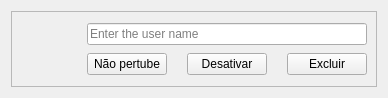
This is zapzap/ui/ui_card_user.ui in rafatosta/zapzap as Qt 5 draws it before an edit. The edited form follows.
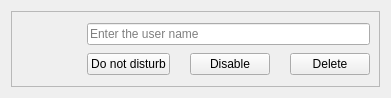
This is the edited form.

```diff
--- a/zapzap/ui/ui_card_user.ui
+++ b/zapzap/ui/ui_card_user.ui
@@ -71,7 +71,7 @@
            <string notr="true"/>
           </property>
           <property name="text">
-           <string>Desativar</string>
+           <string>Disable</string>
           </property>
           <property name="checkable">
            <bool>true</bool>
@@ -84,7 +84,7 @@
            <string notr="true"/>
           </property>
           <property name="text">
-           <string>Não pertube</string>
+           <string>Do not disturb</string>
           </property>
           <property name="checkable">
            <bool>true</bool>
@@ -103,7 +103,7 @@
            <string notr="true"/>
           </property>
           <property name="text">
-           <string>Excluir</string>
+           <string>Delete</string>
           </property>
          </widget>
         </item>
```
Left out of the diff: 2 changed lines with no effect on the pictures.
